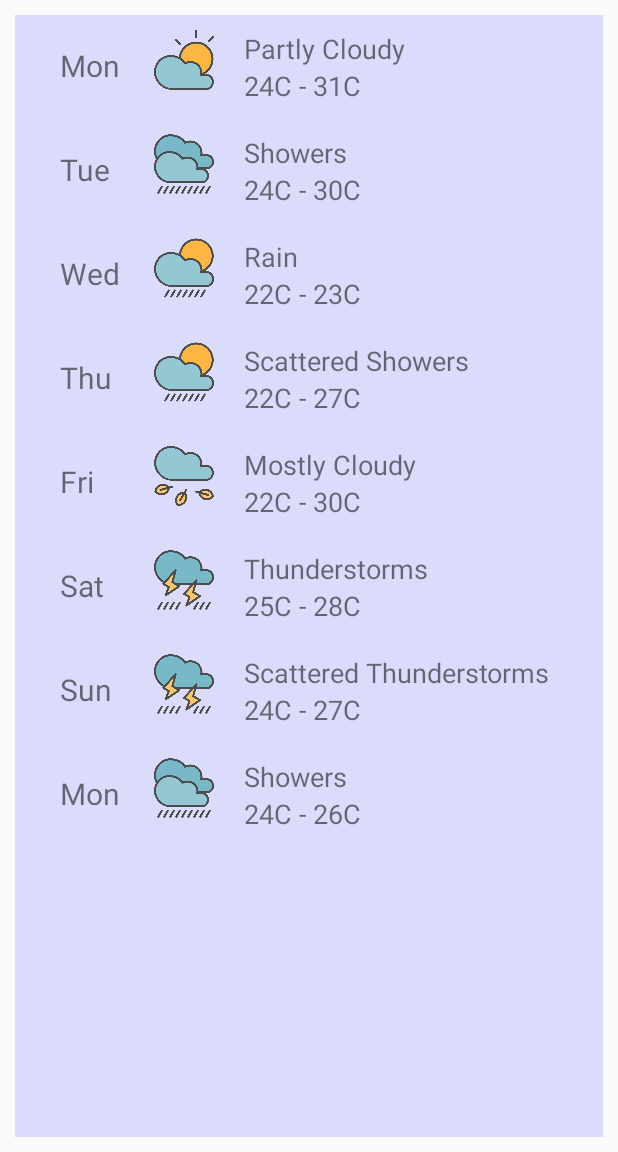
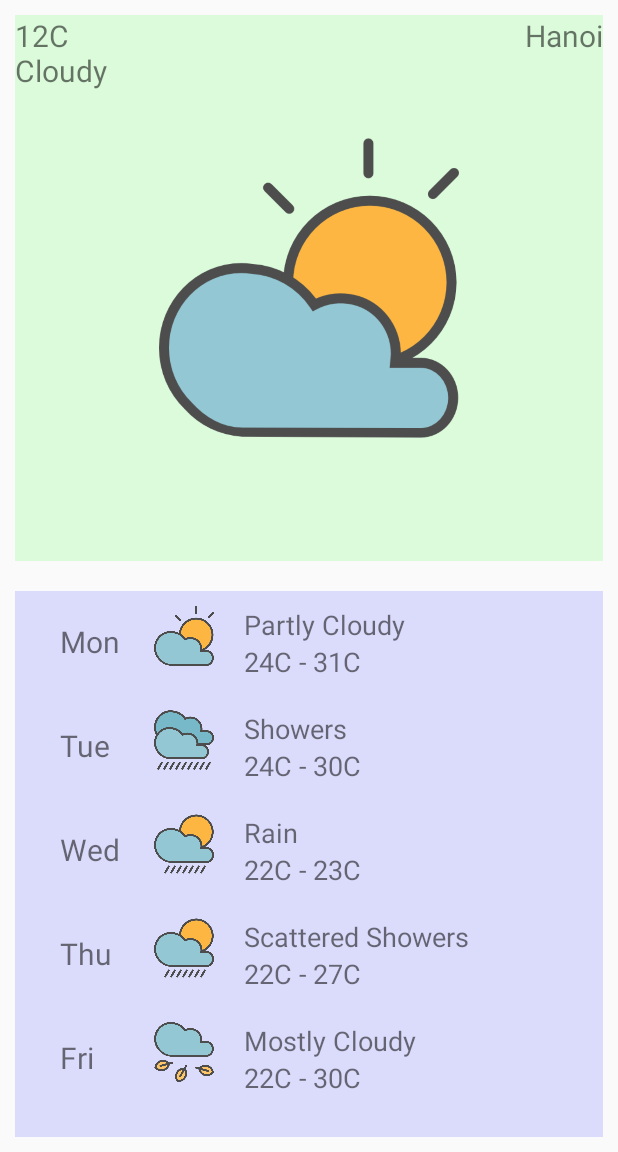
Before and after one commit to 9a24f0/androiddev2021, an Android app: the screen it shows after launch (WeatherActivity), on a phone screen of 412 x 824 dp, the part 84-1236 px from its top. Run offline under Robolectric (Android 15) with nearby library versions, the phone set to English and light mode, and no system bars.

Commit message:
Finish practical work 6

```diff
--- a/app/src/main/java/vn/edu/usth/vn/WeatherActivity.java
+++ b/app/src/main/java/vn/edu/usth/vn/WeatherActivity.java
@@ -4,10 +4,13 @@ import android.os.Bundle;
 
 import androidx.appcompat.app.AppCompatActivity;
 import androidx.appcompat.widget.Toolbar;
+import androidx.fragment.app.FragmentTransaction;
 
 import android.util.Log;
 
 public class WeatherActivity extends AppCompatActivity {
+
+    FragmentTransaction ft = getSupportFragmentManager().beginTransaction();
 
     @Override
     protected void onCreate(Bundle savedInstanceState) {
@@ -16,10 +19,12 @@ public class WeatherActivity extends AppCompatActivity {
         Toolbar toolbar = findViewById(R.id.toolbar);
         setSupportActionBar(toolbar);
 
-        ForecastFragment firstFragment = new ForecastFragment();
-        getSupportFragmentManager().beginTransaction()
-                .add(R.id.activity_weather, firstFragment, null)
-                .commit();
+        ForecastFragment forecast_fragment = new ForecastFragment();
+        WeatherFragment weather_fragment = new WeatherFragment();
+
+        ft.add(R.id.activity_weather, weather_fragment, null);
+        ft.add(R.id.activity_weather, forecast_fragment, null);
+        ft.commit();
     }
 
     public WeatherActivity() {
--- /dev/null
+++ b/app/src/main/java/vn/edu/usth/vn/WeatherFragment.java
@@ -0,0 +1,20 @@
+package vn.edu.usth.vn;
+
+import android.os.Bundle;
+
+import androidx.fragment.app.Fragment;
+
+import android.view.LayoutInflater;
+import android.view.View;
+import android.view.ViewGroup;
+
+public class WeatherFragment extends Fragment {
+
+    @Override
+    public View onCreateView(LayoutInflater inflater, ViewGroup container,
+                             Bundle savedInstanceState) {
+        View view = inflater.inflate(R.layout.fragment_weather, container, false);
+        view.setBackgroundColor(0x2000ff00);
+        return view;
+    }
+}
--- a/app/src/main/res/layout/fragment_forecast.xml
+++ b/app/src/main/res/layout/fragment_forecast.xml
@@ -2,6 +2,7 @@
 <FrameLayout xmlns:android="http://schemas.android.com/apk/res/android"
     xmlns:tools="http://schemas.android.com/tools"
     android:orientation="vertical"
+    android:layout_weight="1"
     android:layout_margin="10dp"
     android:layout_width="match_parent"
     android:layout_height="match_parent"
--- /dev/null
+++ b/app/src/main/res/layout/fragment_weather.xml
@@ -0,0 +1,41 @@
+<?xml version="1.0" encoding="utf-8"?>
+<LinearLayout xmlns:android="http://schemas.android.com/apk/res/android"
+    xmlns:tools="http://schemas.android.com/tools"
+    android:orientation="vertical"
+    android:layout_margin="10dp"
+    android:layout_width="match_parent"
+    android:layout_weight="1"
+    android:layout_height="match_parent"
+    tools:context=".WeatherFragment">
+
+    <RelativeLayout
+        android:layout_width="match_parent"
+        android:layout_height="match_parent"
+        android:orientation="horizontal">
+
+        <TextView
+            android:layout_width="wrap_content"
+            android:layout_height="wrap_content"
+            android:layout_alignParentLeft="true"
+            android:layout_alignParentTop="true"
+            android:textSize="20sp"
+            android:text="12C\nCloudy" />
+
+        <ImageView
+            android:id="@+id/image"
+            android:layout_width="200dp"
+            android:layout_height="200dp"
+            android:layout_centerInParent="true"
+            android:src="@drawable/cloudy_1"/>
+
+        <TextView
+            android:layout_width="wrap_content"
+            android:layout_height="wrap_content"
+            android:gravity="right"
+            android:layout_alignParentRight="true"
+            android:layout_alignParentTop="true"
+            android:textSize="20sp"
+            android:text="Hanoi"/>
+    </RelativeLayout>
+
+</LinearLayout>
```
